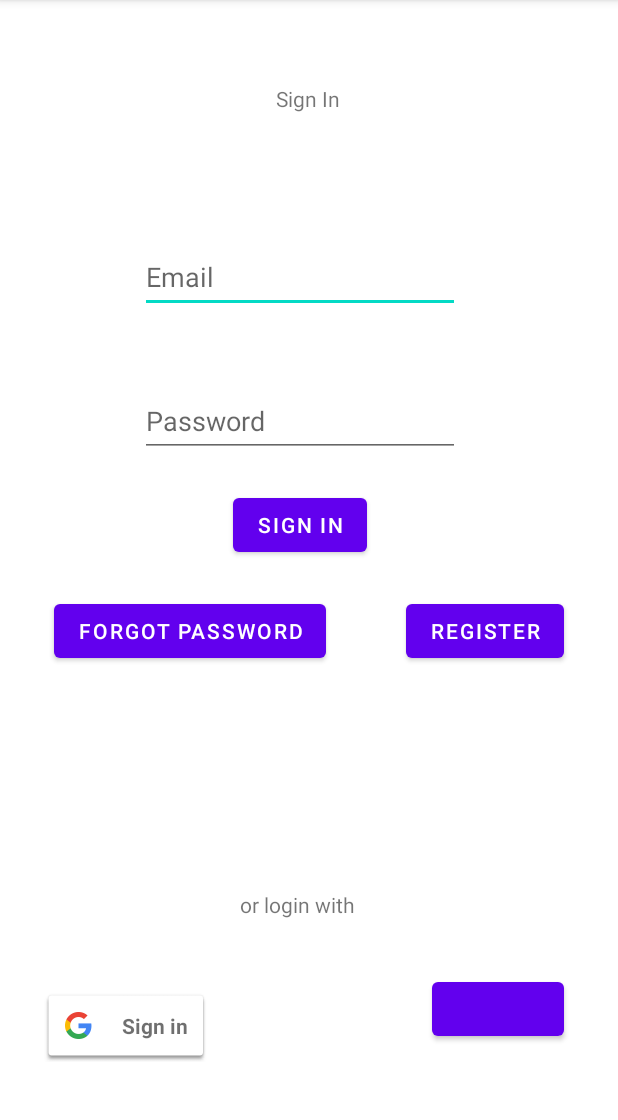
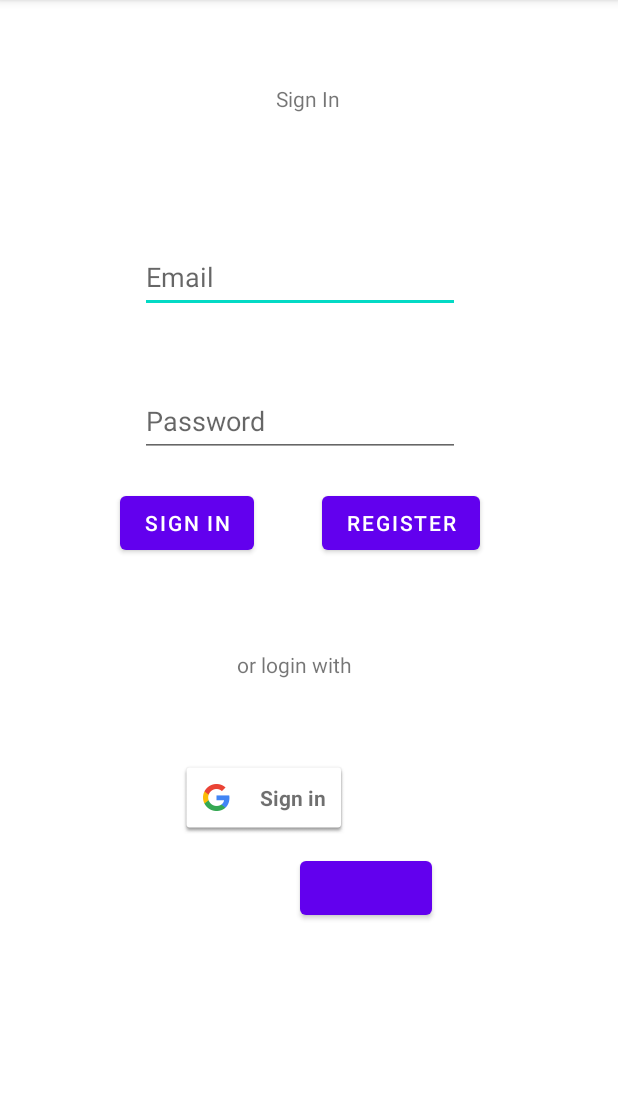
Before and after one commit to FA2500/Smart_Phone, an Android app: the screen it shows after launch (MainActivity), on a phone screen of 412 x 824 dp, the part 84-1204 px from its top. Run offline under Robolectric (Android 15) with nearby library versions, the phone set to English and light mode, and no system bars; our stand-ins replace Firebase (no records; nobody signed in at launch, a user with empty details on screens opened directly); libraries missing offline, so code that uses them is left out: com.facebook, com.facebook.appevents, com.facebook.login, com.firebase.ui; plain views replace LoginButton; 9 statements that could not run were skipped.

Commit message:
Code and UI cleanup

```diff
--- a/app/src/main/java/com/example/smart_phone/MainActivity.java
+++ b/app/src/main/java/com/example/smart_phone/MainActivity.java
@@ -131,6 +131,7 @@ public class MainActivity extends AppCompatActivity {
                 });
 
         initializeUI();
+        biometricLogin();
         initializeGoogle();
         initializeFacebook();
 
@@ -146,13 +147,16 @@ public class MainActivity extends AppCompatActivity {
         //Initialize Biometric
         Button biometricLoginButton = findViewById(R.id.biometric_login);
         biometricLoginButton.setOnClickListener(view -> {
-            biometricPrompt.authenticate(promptInfo);
+
         });
+
         //Initialize Google Sign in
         SignInButton signInButton = findViewById(R.id.sign_in_button);
         signInButton.setOnClickListener(view -> {
+
             googleLogin();
         });
+
         //Initialize FaceBook Sign In
         LoginButton loginButton = (LoginButton) findViewById(R.id.fb_login_button);
         loginButton.setReadPermissions(Arrays.asList("email","public_profile"));
@@ -176,6 +180,7 @@ public class MainActivity extends AppCompatActivity {
             }
         });
         loginButton.setOnClickListener(view -> {
+
             LoginManager.getInstance().logInWithReadPermissions(this, Arrays.asList("public_profile"));
         });
 
@@ -184,9 +189,11 @@ public class MainActivity extends AppCompatActivity {
         registerBtn.setOnClickListener(view -> {
             goToRegister();
         });
+
         //Initialize Email Login Button
         Button loginBtn = findViewById(R.id.loginBtnL);
         loginBtn.setOnClickListener(view -> {
+
             emailLogin();
         });
     }
--- a/app/src/main/res/layout/activity_main.xml
+++ b/app/src/main/res/layout/activity_main.xml
@@ -24,8 +24,8 @@
         android:layout_width="wrap_content"
         android:layout_height="wrap_content"
         android:layout_centerInParent="true"
-        android:layout_marginStart="28dp"
-        android:layout_marginBottom="60dp"
+        android:layout_marginStart="120dp"
+        android:layout_marginBottom="212dp"
         android:visibility="visible"
         app:layout_constraintBottom_toBottomOf="parent"
         app:layout_constraintStart_toStartOf="parent"
@@ -36,8 +36,8 @@
         android:layout_width="wrap_content"
         android:layout_height="wrap_content"
         android:layout_gravity="center_horizontal"
-        android:layout_marginEnd="36dp"
-        android:layout_marginBottom="71dp"
+        android:layout_marginEnd="124dp"
+        android:layout_marginBottom="152dp"
         app:layout_constraintBottom_toBottomOf="parent"
         app:layout_constraintEnd_toEndOf="parent" />
 
@@ -69,8 +69,8 @@
         android:id="@+id/textView3"
         android:layout_width="288dp"
         android:layout_height="30dp"
-        android:layout_marginStart="54dp"
-        android:layout_marginBottom="36dp"
+        android:layout_marginStart="52dp"
+        android:layout_marginBottom="44dp"
         android:text="or login with"
         android:textAlignment="center"
         app:layout_constraintBottom_toTopOf="@+id/sign_in_button"
@@ -106,19 +106,9 @@
         android:id="@+id/loginBtnL"
         android:layout_width="wrap_content"
         android:layout_height="wrap_content"
-        android:layout_marginStart="155dp"
-        android:layout_marginTop="21dp"
+        android:layout_marginStart="80dp"
+        android:layout_marginTop="20dp"
         android:text="Sign in"
-        app:layout_constraintStart_toStartOf="parent"
-        app:layout_constraintTop_toBottomOf="@+id/ETLPass" />
-
-    <Button
-        android:id="@+id/button5"
-        android:layout_width="wrap_content"
-        android:layout_height="wrap_content"
-        android:layout_marginStart="36dp"
-        android:layout_marginTop="92dp"
-        android:text="Forgot Password"
         app:layout_constraintStart_toStartOf="parent"
         app:layout_constraintTop_toBottomOf="@+id/ETLPass" />
 
@@ -126,8 +116,8 @@
         android:id="@+id/registerBtnL"
         android:layout_width="wrap_content"
         android:layout_height="wrap_content"
-        android:layout_marginTop="92dp"
-        android:layout_marginEnd="36dp"
+        android:layout_marginTop="20dp"
+        android:layout_marginEnd="92dp"
         android:text="Register"
         app:layout_constraintEnd_toEndOf="parent"
         app:layout_constraintTop_toBottomOf="@+id/ETLPass" />
```
